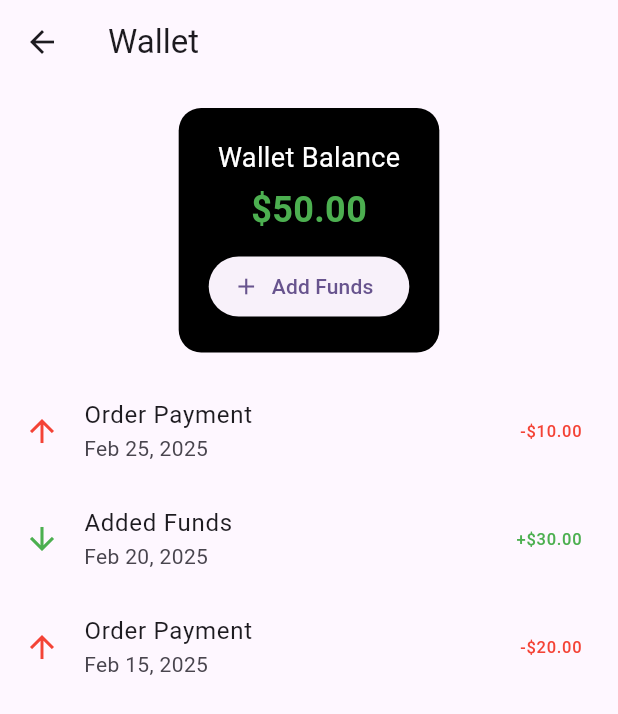
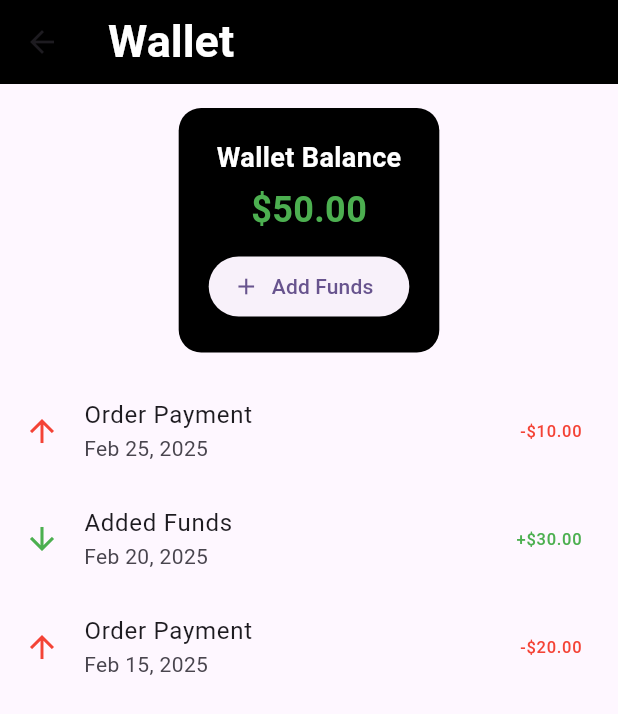
Before and after one commit to Prasannata1Baniya/flutter_grocery_app, a Flutter app: the WalletPage screen opened directly, on a phone screen of 412 x 824 dp. Shown: the top 714 px of the screen. Run offline on Flutter 3.47's test engine with Material 3 defaults, Android fonts, the phone set to English and light mode, and no system bars; our stand-ins replace curved_navigation_bar.

Commit message:
Initial Commit

```diff
--- a/lib/pages/detail_page.dart
+++ b/lib/pages/detail_page.dart
@@ -28,17 +28,19 @@ class DetailsPage extends StatelessWidget {
       ),
       body: Padding(
         padding: const EdgeInsets.all(16.0),
+        child: Expanded(
           child: Column(
             children: [
               // Image and Description Section
               Container(
+                padding:const EdgeInsets.all(8.0),
                 width: double.infinity,
                 decoration: BoxDecoration(
                   color: Colors.grey.shade300,
                   borderRadius: BorderRadius.circular(20),
                 ),
                 child: Column(
-                crossAxisAlignment: CrossAxisAlignment.start,
+                  crossAxisAlignment: CrossAxisAlignment.center,
                   children: [
                     ClipRRect(
                       borderRadius: BorderRadius.circular(20),
@@ -168,6 +170,7 @@ class DetailsPage extends StatelessWidget {
             ],
           ),
         ),
+      ),
     );
   }
 
--- a/lib/pages/nav-bar/wallet_page.dart
+++ b/lib/pages/nav-bar/wallet_page.dart
@@ -1,4 +1,6 @@
 import 'package:flutter/material.dart';
+
+import '../../service/service.dart';
 
 class Transaction {
   final String title;
@@ -23,7 +25,10 @@ class WalletPage extends StatelessWidget {
   @override
   Widget build(BuildContext context) {
     return Scaffold(
-      appBar: AppBar(title: const Text("Wallet")),
+      appBar: AppBar(
+        title:Text("Wallet",style: AppWidget.whiteTextfieldStyle(),),
+        backgroundColor: Colors.black,
+      ),
       body: Column(
         children: [
           // Wallet Balance
@@ -36,7 +41,7 @@ class WalletPage extends StatelessWidget {
             ),
             child: Column(
               children: [
-                const Text("Wallet Balance", style: TextStyle(color: Colors.white, fontSize: 18)),
+                Text("Wallet Balance", style: AppWidget.whiteSmallTextfieldStyle()),
                 const SizedBox(height: 5),
                 Text(walletBalance, style: const TextStyle(color: Colors.green, fontSize: 24, fontWeight: FontWeight.bold)),
                 const SizedBox(height: 10),
--- a/lib/pages/onboarding_page.dart
+++ b/lib/pages/onboarding_page.dart
@@ -28,7 +28,7 @@ class _OnboardingPageState extends State<OnboardingPage> {
                 'assets/images/vegetables.png',
                 height: screenHeight / 2.2,
                 width: screenWidth,
-                fit: BoxFit.contain,
+                fit: BoxFit.fill,
               ),
             ),
           ),
--- a/lib/pages/search_item.dart
+++ b/lib/pages/search_item.dart
@@ -15,6 +15,8 @@ class SearchItemPage extends StatelessWidget {
     Item(name: "Cabbage", imageUrl: "assets/images/cabbage.png", description: "Fresh and organic cabbages", price: "\$3.99"),
     Item(name: "Cauliflower", imageUrl: "assets/images/cauliflower.png", description: "Fresh and organic cauliflower", price: "\$2.49"),
     Item(name: "Potato", imageUrl: "assets/images/potato.png", description: "Fresh and organic potatoes", price: "\$1.99"),
+    Item(name: "Brinjal", imageUrl: "assets/images/brinjal.png", description: "Fresh and organic brinjal", price: "\$3.99"),
+    Item(name: "Red Pepper", imageUrl: "assets/images/red_pepper.png", description: "Fresh and organic red pepper", price: "\$2.49"),
     Item(name: "Potato", imageUrl: "assets/images/potato.png", description: "Fresh and organic ,Healthy potatoes", price: "\$1.99"),
   ];
 
--- a/lib/service/service.dart
+++ b/lib/service/service.dart
@@ -27,8 +27,8 @@ class AppWidget {
 
    static TextStyle normalTextfieldStyle() {
     return const TextStyle(
-      color: Colors.black45,
-      fontSize: 30,
+      color: Colors.black26,
+      fontSize: 23,
       fontWeight: FontWeight.w600,
     );
   }
@@ -39,4 +39,11 @@ class AppWidget {
       fontWeight: FontWeight.w600,
     );
   }
+  static TextStyle whiteSmallTextfieldStyle() {
+    return const TextStyle(
+      color: Colors.white,
+      fontSize: 18,
+      fontWeight: FontWeight.w600,
+    );
+  }
 }
```
Also changed, not shown: lib/pages/nav-bar/order_page.dart (+9 -2 lines), assets/images/brinjal.png (added), assets/images/red_pepper.png (added). Lines whose indentation alone changed are shown as unchanged.
